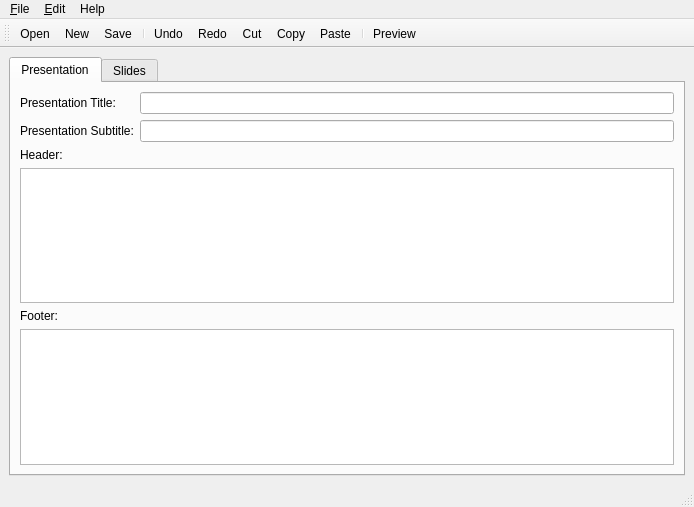
Before: the Qt Designer form mainwindow.ui in ralsina/tobogan, drawn with Qt 5.
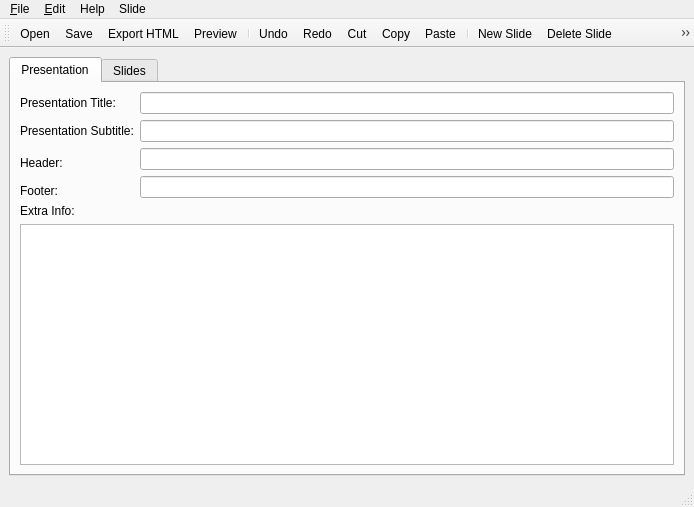
After: the same form once the commit is applied. The open tabs and pages were chosen to show the change. Icons and pictures are not drawn.

Commit message:
* More actions in the window (probable feature set)
* Editing slides kinda works

```diff
--- a/mainwindow.ui
+++ b/mainwindow.ui
@@ -37,95 +37,65 @@
          <number>6</number>
         </property>
         <item>
-         <layout class="QHBoxLayout" >
+         <layout class="QGridLayout" >
           <property name="margin" >
            <number>0</number>
           </property>
           <property name="spacing" >
            <number>6</number>
           </property>
-          <item>
-           <layout class="QVBoxLayout" >
-            <property name="margin" >
-             <number>0</number>
-            </property>
-            <property name="spacing" >
-             <number>6</number>
-            </property>
-            <item>
-             <widget class="QLabel" name="label_2" >
-              <property name="text" >
-               <string>Presentation Title:</string>
-              </property>
-             </widget>
-            </item>
-            <item>
-             <widget class="QLabel" name="label_3" >
-              <property name="text" >
-               <string>Presentation Subtitle:</string>
-              </property>
-             </widget>
-            </item>
-           </layout>
+          <item row="1" column="1" >
+           <widget class="QLineEdit" name="pres_subtitle" />
           </item>
-          <item>
-           <layout class="QVBoxLayout" >
-            <property name="margin" >
-             <number>0</number>
-            </property>
-            <property name="spacing" >
-             <number>6</number>
-            </property>
-            <item>
-             <widget class="QLineEdit" name="pres_title" />
-            </item>
-            <item>
-             <widget class="QLineEdit" name="pres_subtitle" />
-            </item>
-           </layout>
+          <item row="0" column="1" >
+           <widget class="QLineEdit" name="pres_title" />
           </item>
-         </layout>
-        </item>
-        <item>
-         <layout class="QVBoxLayout" >
-          <property name="margin" >
-           <number>0</number>
-          </property>
-          <property name="spacing" >
-           <number>6</number>
-          </property>
-          <item>
-           <widget class="QLabel" name="label_4" >
-            <property name="text" >
-             <string>Header:</string>
-            </property>
-           </widget>
+          <item row="2" column="1" >
+           <widget class="QLineEdit" name="header" />
           </item>
-          <item>
-           <widget class="QTextEdit" name="pres_header" />
-          </item>
-         </layout>
-        </item>
-        <item>
-         <layout class="QVBoxLayout" >
-          <property name="margin" >
-           <number>0</number>
-          </property>
-          <property name="spacing" >
-           <number>6</number>
-          </property>
-          <item>
+          <item row="4" column="0" >
            <widget class="QLabel" name="label_5" >
             <property name="text" >
              <string>Footer:</string>
             </property>
            </widget>
           </item>
-          <item>
-           <widget class="QTextEdit" name="pres_footer" />
+          <item rowspan="2" row="3" column="1" >
+           <widget class="QLineEdit" name="footer" />
+          </item>
+          <item rowspan="2" row="2" column="0" >
+           <widget class="QLabel" name="label_4" >
+            <property name="text" >
+             <string>Header:</string>
+            </property>
+           </widget>
+          </item>
+          <item row="0" column="0" >
+           <widget class="QLabel" name="label_2" >
+            <property name="text" >
+             <string>Presentation Title:</string>
+            </property>
+           </widget>
+          </item>
+          <item row="1" column="0" >
+           <widget class="QLabel" name="label_3" >
+            <property name="text" >
+             <string>Presentation Subtitle:</string>
+            </property>
+           </widget>
           </item>
          </layout>
         </item>
+        <item>
+         <widget class="QLabel" name="label_8" >
+          <property name="text" >
+           <string>Extra Info:</string>
+          </property>
+         </widget>
+        </item>
+        <item>
+         <widget class="QTextEdit" name="docinfo" />
+        </item>
        </layout>
       </widget>
       <widget class="QWidget" name="slides" >
@@ -298,9 +268,9 @@
      <height>31</height>
     </rect>
    </property>
-   <widget class="QMenu" name="menu_File" >
+   <widget class="QMenu" name="menuSlide" >
     <property name="title" >
-     <string>&amp;File</string>
+     <string>Slide</string>
     </property>
     <addaction name="actionNew" />
     <addaction name="separator" />
@@ -333,9 +303,25 @@
     <addaction name="actionDelete" />
     <addaction name="actionSelect_All" />
    </widget>
+   <widget class="QMenu" name="menu_File" >
+    <property name="title" >
+     <string>&amp;File</string>
+    </property>
+    <addaction name="actionNew" />
+    <addaction name="separator" />
+    <addaction name="action_Open" />
+    <addaction name="action_Save" />
+    <addaction name="actionSave_as" />
+    <addaction name="separator" />
+    <addaction name="actionExport_HTML" />
+    <addaction name="actionPreview" />
+    <addaction name="separator" />
+    <addaction name="action_Quit" />
+   </widget>
    <addaction name="menu_File" />
    <addaction name="menu_Edit" />
    <addaction name="menuHelp" />
+   <addaction name="menuSlide" />
   </widget>
   <widget class="QStatusBar" name="statusbar" />
   <widget class="QToolBar" name="toolBar" >
@@ -346,8 +332,9 @@
     <number>4</number>
    </attribute>
    <addaction name="action_Open" />
-   <addaction name="actionNew" />
    <addaction name="action_Save" />
+   <addaction name="actionExport_HTML" />
+   <addaction name="actionPreview" />
    <addaction name="separator" />
    <addaction name="actionUndo" />
    <addaction name="actionRedo" />
@@ -355,7 +342,10 @@
    <addaction name="actionCopy" />
    <addaction name="actionPaste" />
    <addaction name="separator" />
-   <addaction name="actionPreview" />
+   <addaction name="actionNewSlide" />
+   <addaction name="actionDelete_Slide" />
+   <addaction name="actionMove_Up" />
+   <addaction name="actionMove_Down" />
   </widget>
   <action name="action_Open" >
    <property name="icon" >
@@ -476,6 +466,38 @@
     <string>Export HTML</string>
    </property>
   </action>
+  <action name="actionNewSlide" >
+   <property name="icon" >
+    <iconset resource="icons.qrc" >:/icons/icons/newslide.png</iconset>
+   </property>
+   <property name="text" >
+    <string>New Slide</string>
+   </property>
+  </action>
+  <action name="actionDelete_Slide" >
+   <property name="icon" >
+    <iconset resource="icons.qrc" >:/icons/icons/delslide.png</iconset>
+   </property>
+   <property name="text" >
+    <string>Delete Slide</string>
+   </property>
+  </action>
+  <action name="actionMove_Up" >
+   <property name="icon" >
+    <iconset resource="icons.qrc" >:/icons/icons/1uparrow.png</iconset>
+   </property>
+   <property name="text" >
+    <string>Move Up</string>
+   </property>
+  </action>
+  <action name="actionMove_Down" >
+   <property name="icon" >
+    <iconset resource="icons.qrc" >:/icons/icons/1downarrow.png</iconset>
+   </property>
+   <property name="text" >
+    <string>Move Down</string>
+   </property>
+  </action>
  </widget>
  <resources>
   <include location="icons.qrc" />
```
Left out of the diff: 54 changed lines with no effect on the pictures. The commit also changes 6 other files.
